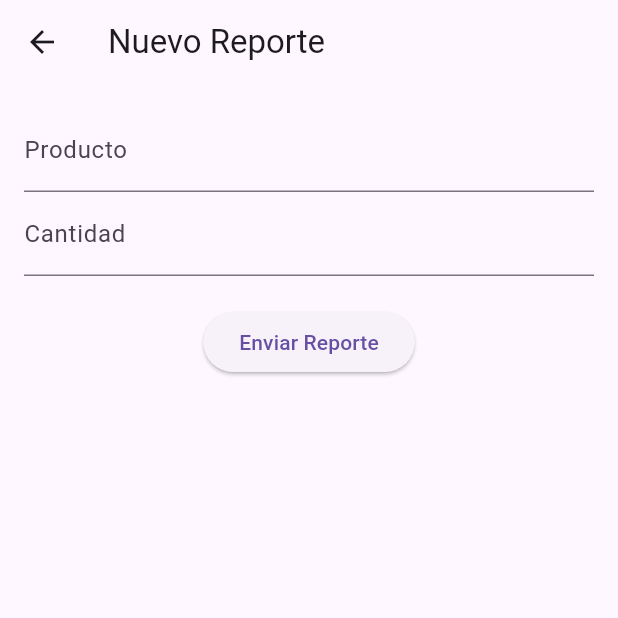
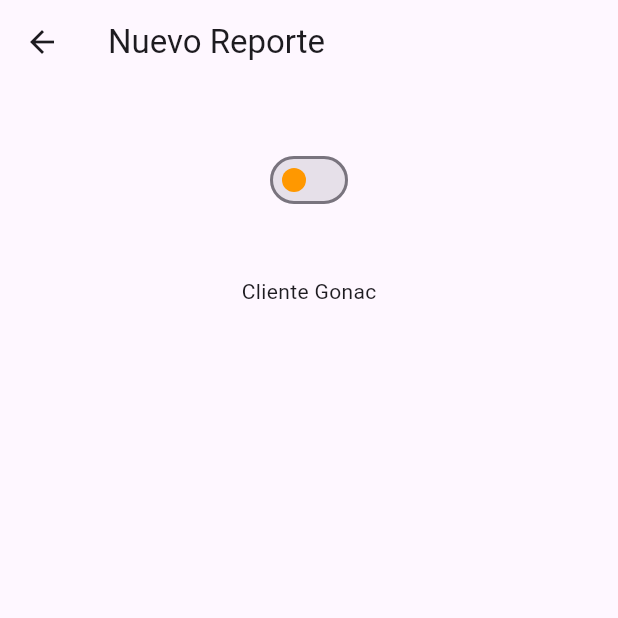
Before and after one commit to NoeNavarro1/AppMapeoPreciosGonacRMAP, a Flutter app: the ReportePage screen opened directly, on a phone screen of 412 x 824 dp, the top half of it. Run offline on Flutter 3.47's test engine with Material 3 defaults, Android fonts, the phone set to English and light mode, and no system bars; our stand-ins replace dio, expansion_tile_card, flutter_form_builder, form_builder_validators, image_picker, logger and 1 more.

Commit message:
reporte de calidad

```diff
--- a/gonacrmap/lib/presentation/pages/reportepage.dart
+++ b/gonacrmap/lib/presentation/pages/reportepage.dart
@@ -1,20 +1,43 @@
+import 'package:flutter/gestures.dart';
 import 'package:flutter/material.dart';
 
-class ReportePage extends StatelessWidget {
+class ReportePage extends StatefulWidget {
+  @override
+  _ReportePageState createState() => _ReportePageState();
+}
+
+class _ReportePageState extends State<ReportePage> {
+  bool _value = false;
+
   @override
   Widget build(BuildContext context) {
     return Scaffold(
-      appBar: AppBar(title: Text('Nuevo Reporte')),
-      body: Padding(
-        padding: EdgeInsets.all(16),
-        child: Column(
-          children: [
-            TextField(decoration: InputDecoration(labelText: 'Producto')),
-            TextField(decoration: InputDecoration(labelText: 'Cantidad')),
-            SizedBox(height: 20),
-            ElevatedButton(onPressed: () {}, child: Text('Enviar Reporte')),
-          ],
-        ),
+      appBar: AppBar(
+        title: Text('Nuevo Reporte'),
+      ),
+      body: Column(
+        mainAxisAlignment: MainAxisAlignment.start,
+        children: [
+          Container(
+            alignment: Alignment.topCenter,
+            padding: EdgeInsets.symmetric(vertical: 40),
+            child: Switch(
+              value: _value,
+              activeColor: Colors.orange,
+              inactiveThumbColor: Colors.orange,
+              dragStartBehavior: DragStartBehavior.down,
+              onChanged: (value) {
+                setState(() {
+                  _value = value;
+                  print('Switch is ON');
+                });
+              }
+            ),
+          ),
+          ...(_value == true
+              ? [Text('Cliente Externo')]
+              : [Text('Cliente Gonac')]),
+        ],
       ),
     );
   }
```
Also changed, not shown: gonacrmap/lib/presentation/pages/mapeo_precios.dart (+39 -19 lines), gonacrmap/lib/presentation/widgets/form_dialog.dart (+27 -0 lines).
